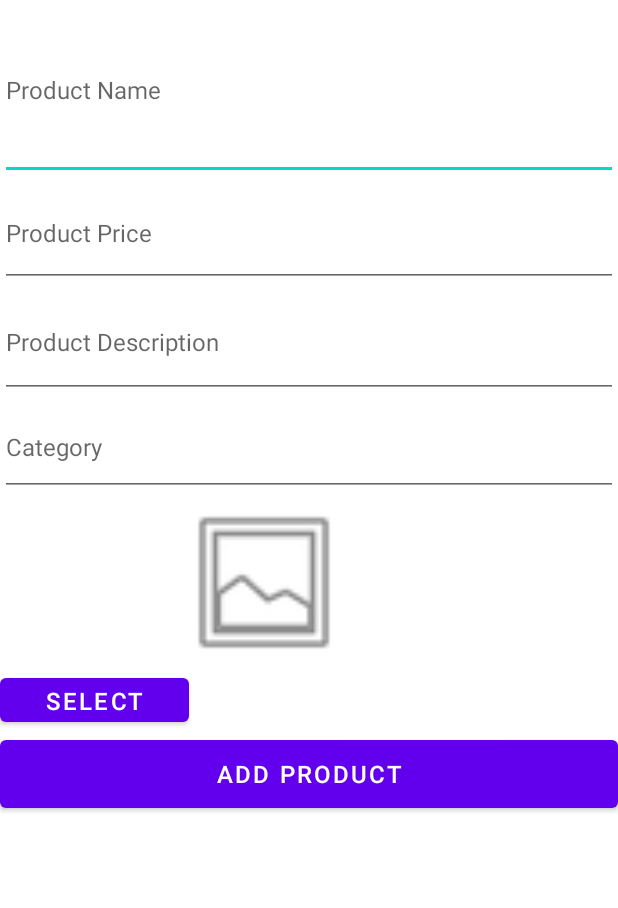
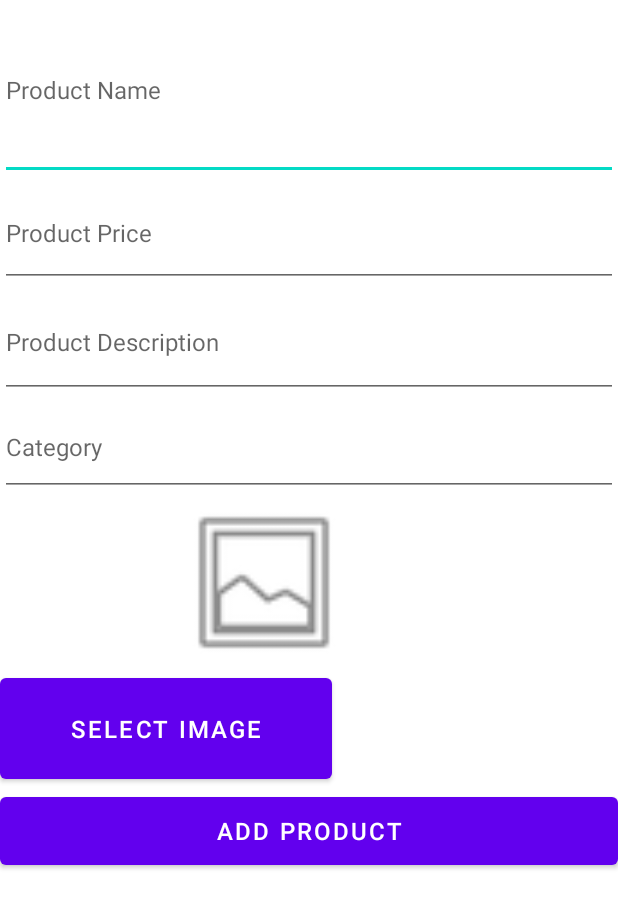
Before and after one commit to lucianIrsigler/mobile_computing_project, an Android app: the layout addproduct.xml on its own in the app's theme, with its tools: preview values and no code run, on a phone screen of 412 x 824 dp. Shown: the top 908 px of the screen. Run offline under Robolectric (Android 15) with nearby library versions, the phone set to English and light mode, and no system bars.

Commit message:
add screen

```diff
--- a/app/src/main/java/com/example/logintest/ProductManager.java
+++ b/app/src/main/java/com/example/logintest/ProductManager.java
@@ -28,7 +28,7 @@ public class ProductManager {
      * @param category category of product
      * @param bitmap image of product
      */
-    public /*String*/void addProduct(String productName, String productDescription, double productPrice, String category, Bitmap bitmap) {
+    public /*String*/void addProduct(String productName, String productDescription, double productPrice, String category, Bitmap bitmap)throws Exception {
         JSONObject params = new JSONObject();
 
         try {
--- a/app/src/main/res/layout/addproduct.xml
+++ b/app/src/main/res/layout/addproduct.xml
@@ -48,11 +48,11 @@
 
     <Button
         android:id="@+id/buttonSelectImage"
-        android:layout_width="126dp"
-        android:layout_height="41dp"
+        android:layout_width="221dp"
+        android:layout_height="79dp"
+        android:minHeight="32dp"
         android:text="Select Image"
-        android:textSize="16sp"
-        android:minHeight="32dp"/>
+        android:textSize="16sp" />
 
 
     <Button
```
Also changed, not shown: app/src/main/java/com/example/logintest/addProduct.java (+43 -1 lines).
